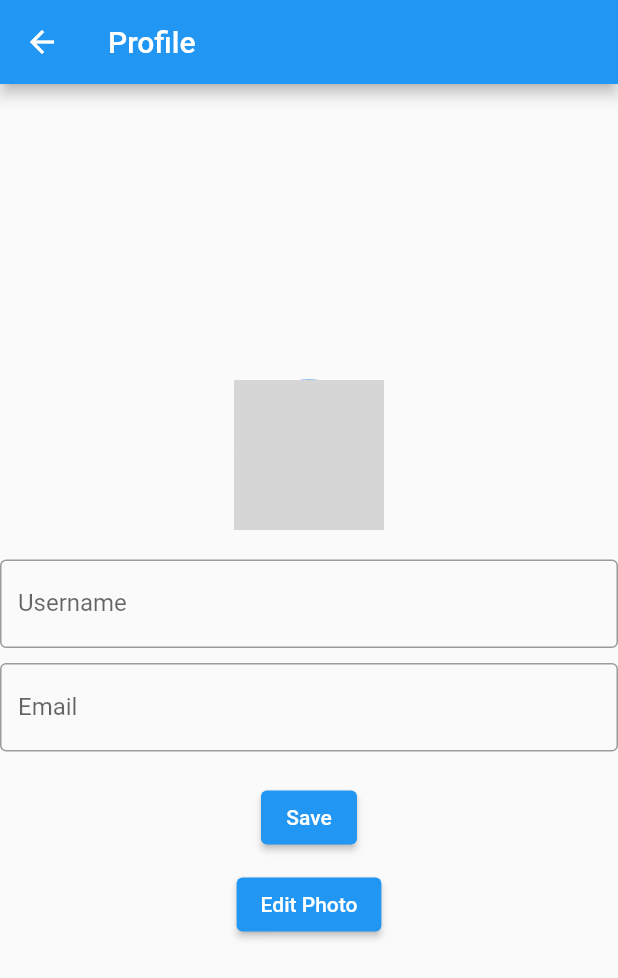
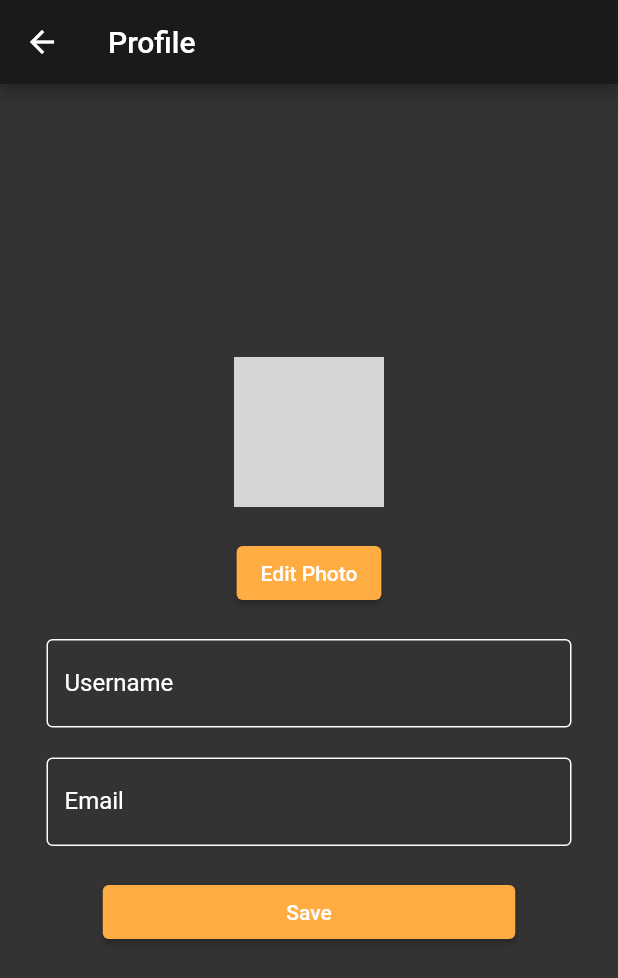
Before and after one commit to mughidaf/Gative-Mobile-App, a Flutter app: the ProfilePage screen opened by its route, on a phone screen of 412 x 824 dp. Shown: the top 978 px of the screen. Run offline on Flutter 3.47's test engine with Material 2 defaults, Android fonts, the phone set to English and light mode, and no system bars; our stand-ins replace carousel_slider, shared_preferences; accounts and stored records are empty; network calls fail; Roboto replaces fonts that are missing (Montserrat); grey boxes are pictures that could not be loaded.

Commit message:
Penambahan page profile

```diff
--- a/lib/Home/pages/profile.dart
+++ b/lib/Home/pages/profile.dart
@@ -13,7 +13,9 @@ class _ProfilePageState extends State<ProfilePage> {
   @override
   Widget build(BuildContext context) {
     return Scaffold(
+      backgroundColor: Color(0xFF333333),
       appBar: AppBar(
+        backgroundColor: Color(0xFF1A1A1A),
         title: Text('Profile'),
       ),
       body: Center(
@@ -25,10 +27,35 @@ class _ProfilePageState extends State<ProfilePage> {
                 backgroundImage: NetworkImage(
                     'http://192.168.0.11:8000/api/avatar/${LoggedinUser.id}')),
             SizedBox(height: 20),
-            TextField(
+            ElevatedButton(
+              onPressed: () {
+                // Logika untuk mengedit foto
+                // Tambahkan kode di sini
+                print('Edit Photo');
+              },
+              child: Text('Edit Photo'),
+              style: ElevatedButton.styleFrom(
+                backgroundColor: Color(0xFFFFAC42),
+              ),
+            ),
+            SizedBox(height: 20),
+            Container(
+              width: 350,
+              child: TextField(
                 decoration: InputDecoration(
                   labelText: 'Username',
-                border: OutlineInputBorder(),
+                  labelStyle: TextStyle(
+                      color:
+                          Color(0xFFFFFDFD)), // Set label text color to white
+                  enabledBorder: OutlineInputBorder(
+                    borderSide: BorderSide(
+                        color: Color(0xFFFFFDFD)), // Set border color to white
+                  ),
+                  focusedBorder: OutlineInputBorder(
+                    borderSide: BorderSide(
+                        color: Color(
+                            0xFFFFFDFD)), // Set focused border color to white
+                  ),
                 ),
                 onChanged: (value) {
                   setState(() {
@@ -36,11 +63,26 @@ class _ProfilePageState extends State<ProfilePage> {
                   });
                 },
               ),
-            SizedBox(height: 10),
-            TextField(
+            ),
+            SizedBox(height: 20),
+            Container(
+              width: 350,
+              child: TextField(
+                style: TextStyle(color: Color(0xFFFFFDFD)),
                 decoration: InputDecoration(
                   labelText: 'Email',
-                border: OutlineInputBorder(),
+                  labelStyle: TextStyle(
+                      color:
+                          Color(0xFFFFFDFD)), // Set label text color to white
+                  enabledBorder: OutlineInputBorder(
+                    borderSide: BorderSide(
+                        color: Color(0xFFFFFDFD)), // Set border color to white
+                  ),
+                  focusedBorder: OutlineInputBorder(
+                    borderSide: BorderSide(
+                        color: Color(
+                            0xFFFFFDFD)), // Set focused border color to white
+                  ),
                 ),
                 onChanged: (value) {
                   setState(() {
@@ -48,25 +90,24 @@ class _ProfilePageState extends State<ProfilePage> {
                   });
                 },
               ),
+            ),
             SizedBox(height: 20),
-            ElevatedButton(
+            Container(
+              width: 275,
+              child: ElevatedButton(
                 onPressed: () {
                   // Logika untuk menyimpan data
                   // Tambahkan kode di sini
                   print('Username: $username');
                   print('Email: $email');
                 },
+                style: ElevatedButton.styleFrom(
+                  backgroundColor: Color(0xFFFFAC42),
+                ),
                 child: Text('Save'),
               ),
+            ),
             SizedBox(height: 10),
-            ElevatedButton(
-              onPressed: () {
-                // Logika untuk mengedit foto
-                // Tambahkan kode di sini
-                print('Edit Photo');
-              },
-              child: Text('Edit Photo'),
-            ),
           ],
         ),
       ),
```
Lines whose indentation alone changed are shown as unchanged.
